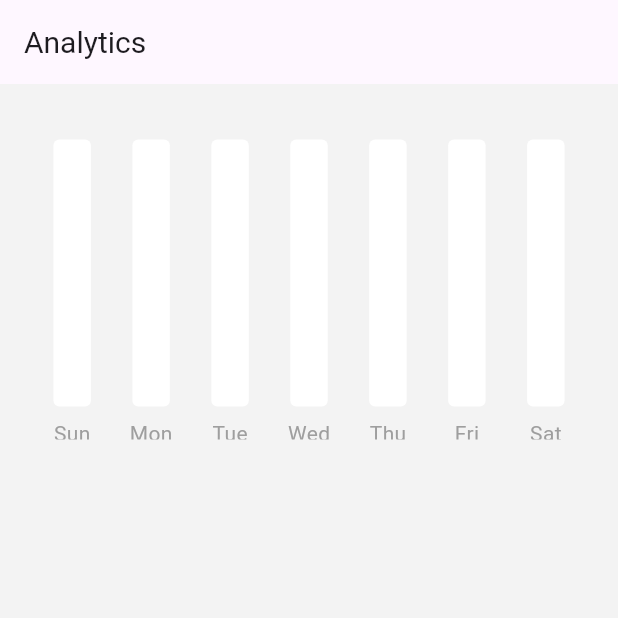
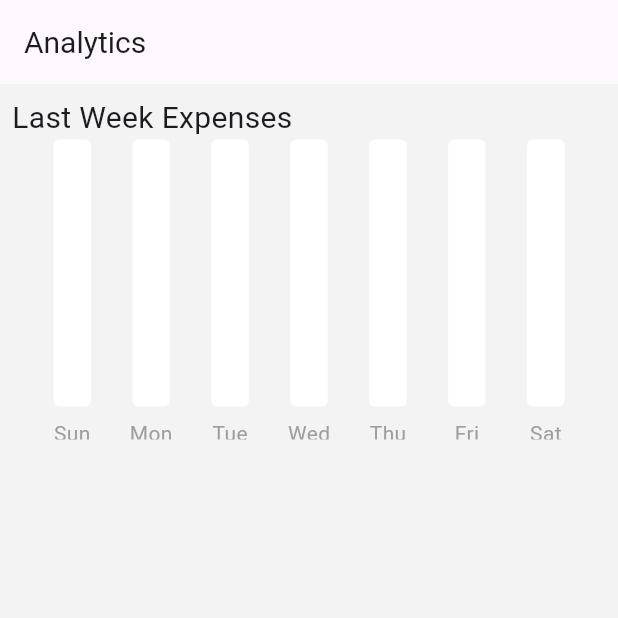
Before and after one commit to Saqlain-ch/personal_finance_manager_app_flutter, a Flutter app: the Analytics screen opened directly, on a phone screen of 412 x 824 dp, the top half of it. Run offline on Flutter 3.47's test engine with Material 3 defaults, Android fonts, the phone set to English and light mode, and no system bars; drawn by our look-alikes of fl_chart; our stand-ins replace get, hive_flutter; accounts and stored records are empty.

Commit message:
dependencies updated

```diff
--- a/lib/main.dart
+++ b/lib/main.dart
@@ -1,5 +1,5 @@
 import 'package:flutter/material.dart';
-import 'package:myapp/data/expense_data.dart';
+import 'data/expense_data.dart';
 // import 'package:myapp/data/navigation.dart';
 import 'package:provider/provider.dart';
 import 'pages/dashboard.dart';
--- a/lib/pages/analytics.dart
+++ b/lib/pages/analytics.dart
@@ -22,7 +22,7 @@ class Analytics extends StatelessWidget {
                 child: ListView(
                   children: [
                     Text(
-                      "",
+                      "Last Week Expenses",
                       style: TextStyle(fontSize: 20),
                     ),
                     SizedBox(
```
Also changed, not shown: 1 other file.
